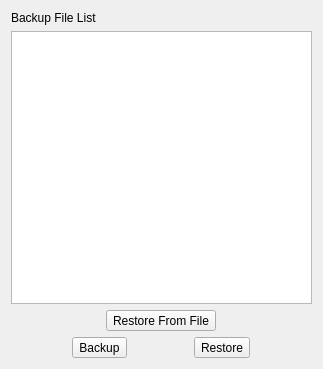
This is src/BakFileList.ui in ic005k/Knot as Qt 5 draws it before an edit. The edited form follows.
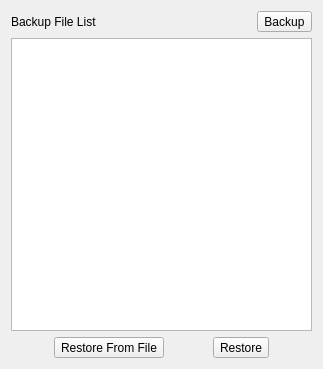
This is the edited form.

Patch:
```diff
--- a/src/BakFileList.ui
+++ b/src/BakFileList.ui
@@ -15,6 +15,8 @@
   </property>
   <layout class="QVBoxLayout" name="verticalLayout">
    <item>
+    <layout class="QHBoxLayout" name="horizontalLayout">
+     <item>
     <widget class="QLabel" name="label">
      <property name="text">
       <string>Backup File List</string>
@@ -22,6 +24,15 @@
     </widget>
    </item>
    <item>
+      <widget class="QToolButton" name="btnBackup">
+       <property name="text">
+        <string>Backup</string>
+       </property>
+      </widget>
+     </item>
+    </layout>
+   </item>
+   <item>
     <widget class="QListWidget" name="listBakFile"/>
    </item>
    <item>
@@ -30,17 +41,6 @@
       <widget class="QToolButton" name="btnFromFile">
        <property name="text">
         <string>Restore From File</string>
-       </property>
-      </widget>
-     </item>
-    </layout>
-   </item>
-   <item>
-    <layout class="QHBoxLayout" name="horizontalLayout">
-     <item>
-      <widget class="QToolButton" name="btnBackup">
-       <property name="text">
-        <string>Backup</string>
        </property>
       </widget>
      </item>
```
Lines whose indentation alone changed are shown as unchanged.
